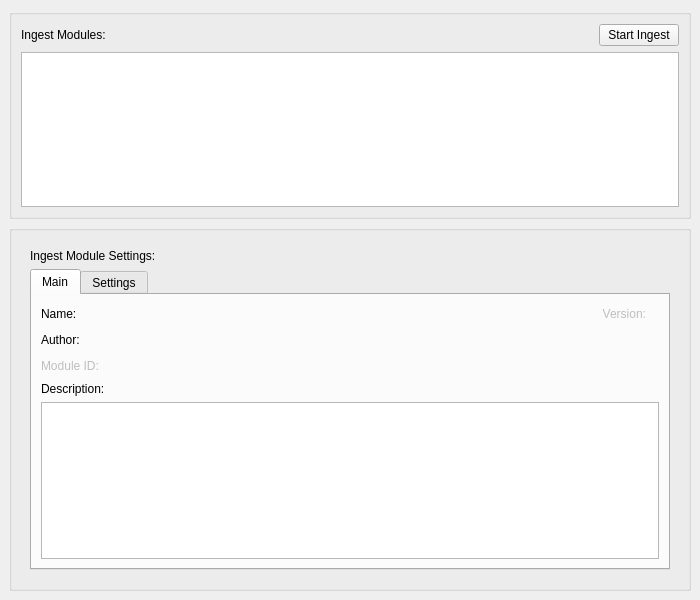
First picture: the form in src/ui/windows/ingestPicker/ingestPicker.ui, repository davidferrei/nomen, before the edit.
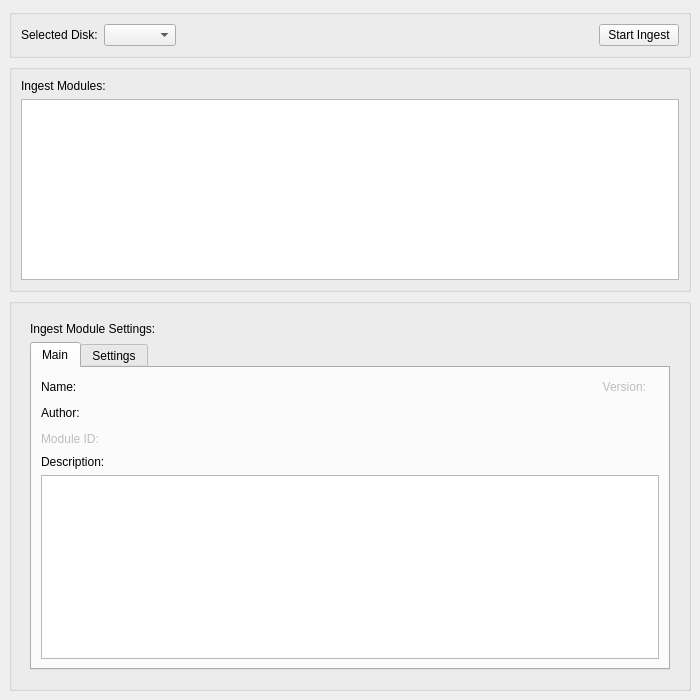
Second picture: the form after the edit. Icons and pictures are not drawn.

Patch:
```diff
--- a/src/ui/windows/ingestPicker/ingestPicker.ui
+++ b/src/ui/windows/ingestPicker/ingestPicker.ui
@@ -7,7 +7,7 @@
     <x>0</x>
     <y>0</y>
     <width>700</width>
-    <height>600</height>
+    <height>700</height>
    </rect>
   </property>
   <property name="windowTitle">
@@ -22,23 +22,24 @@
     <item>
      <layout class="QVBoxLayout" name="verticalLayout">
       <item>
-       <widget class="QGroupBox" name="ingestModulesGB">
+       <widget class="QGroupBox" name="groupBox">
         <property name="title">
          <string/>
         </property>
-        <property name="alignment">
-         <set>Qt::AlignmentFlag::AlignLeading|Qt::AlignmentFlag::AlignLeft|Qt::AlignmentFlag::AlignTop</set>
-        </property>
-        <layout class="QGridLayout" name="gridLayout_3">
-         <item row="2" column="0">
-          <widget class="QTableWidget" name="ingestModulesTable"/>
-         </item>
+        <layout class="QGridLayout" name="gridLayout">
          <item row="0" column="0">
-          <layout class="QHBoxLayout" name="horizontalLayout_2">
+          <layout class="QHBoxLayout" name="horizontalLayout_6">
            <item>
-            <widget class="QLabel" name="label_3">
+            <widget class="QLabel" name="label_2">
              <property name="text">
-              <string>Ingest Modules:</string>
+              <string>Selected Disk:</string>
+             </property>
+            </widget>
+           </item>
+           <item>
+            <widget class="QComboBox" name="DSComboBox">
+             <property name="placeholderText">
+              <string/>
              </property>
             </widget>
            </item>
@@ -70,6 +71,32 @@
         </layout>
        </widget>
       </item>
+      <item>
+       <widget class="QGroupBox" name="ingestModulesGB">
+        <property name="title">
+         <string/>
+        </property>
+        <property name="alignment">
+         <set>Qt::AlignmentFlag::AlignLeading|Qt::AlignmentFlag::AlignLeft|Qt::AlignmentFlag::AlignTop</set>
+        </property>
+        <layout class="QGridLayout" name="gridLayout_3">
+         <item row="3" column="0">
+          <widget class="QTableWidget" name="ingestModulesTable"/>
+         </item>
+         <item row="1" column="0">
+          <layout class="QHBoxLayout" name="horizontalLayout_2">
+           <item>
+            <widget class="QLabel" name="label_3">
+             <property name="text">
+              <string>Ingest Modules:</string>
+             </property>
+            </widget>
+           </item>
+          </layout>
+         </item>
+        </layout>
+       </widget>
+      </item>
       <item>
        <widget class="QGroupBox" name="ingestModulesSettingsGB">
         <property name="title">
```
